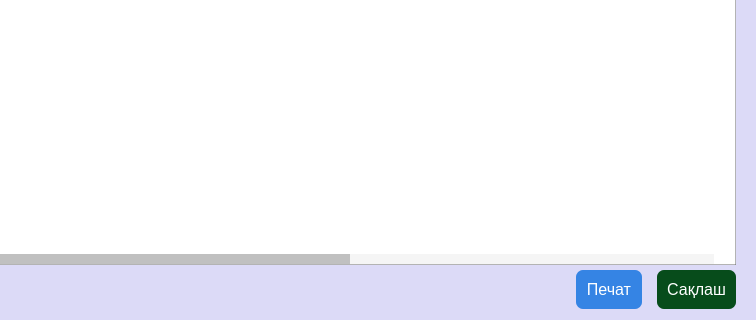
JavokhirMamirov/shopapp, file ui/main_ui.ui: the form before one commit; both pictures show x 610 to 1366 and y 400 to 720 of the 1366 by 720 pixel window.
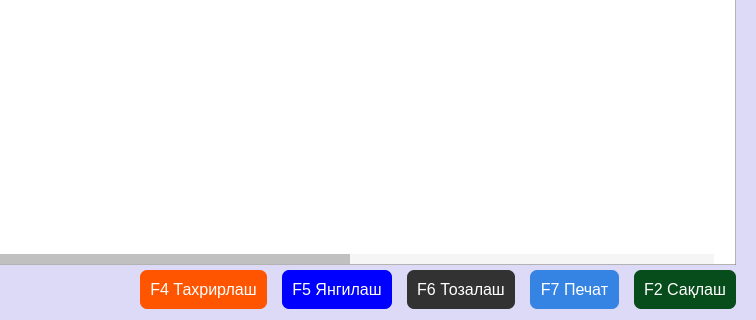
The form after the commit. Icons and pictures are not drawn.

```diff
--- a/ui/main_ui.ui
+++ b/ui/main_ui.ui
@@ -928,7 +928,74 @@
                </spacer>
               </item>
               <item>
-               <widget class="QPushButton" name="pushButton_2">
+               <widget class="QPushButton" name="btn_edit">
+                <property name="font">
+                 <font>
+                  <pointsize>12</pointsize>
+                 </font>
+                </property>
+                <property name="styleSheet">
+                 <string notr="true">QPushButton{
+	color:#fff;
+	background-color: rgb(255, 85, 0);
+}
+
+QPushButton:hover{
+	
+	background-color: rgb(170, 85, 0);
+}</string>
+                </property>
+                <property name="text">
+                 <string>F4 Тахрирлаш</string>
+                </property>
+               </widget>
+              </item>
+              <item>
+               <widget class="QPushButton" name="btn_new">
+                <property name="font">
+                 <font>
+                  <pointsize>12</pointsize>
+                 </font>
+                </property>
+                <property name="styleSheet">
+                 <string notr="true">QPushButton{
+	color:#fff;
+	background-color: rgb(0, 0, 255);
+}
+
+QPushButton:hover{
+	background-color: rgb(0, 0, 127);
+}</string>
+                </property>
+                <property name="text">
+                 <string>F5 Янгилаш</string>
+                </property>
+               </widget>
+              </item>
+              <item>
+               <widget class="QPushButton" name="btn_clear">
+                <property name="font">
+                 <font>
+                  <pointsize>12</pointsize>
+                 </font>
+                </property>
+                <property name="styleSheet">
+                 <string notr="true">QPushButton{
+	color:#fff;
+	background-color: rgb(50, 50, 50);
+}
+
+QPushButton:hover{
+	background-color: rgb(25, 25, 25);
+}</string>
+                </property>
+                <property name="text">
+                 <string>F6 Тозалаш</string>
+                </property>
+               </widget>
+              </item>
+              <item>
+               <widget class="QPushButton" name="btn_print">
                 <property name="font">
                  <font>
                   <pointsize>12</pointsize>
@@ -946,7 +1013,7 @@
 }</string>
                 </property>
                 <property name="text">
-                 <string>Печат</string>
+                 <string>F7 Печат</string>
                 </property>
                </widget>
               </item>
@@ -968,7 +1035,7 @@
 }</string>
                 </property>
                 <property name="text">
-                 <string>Сақлаш</string>
+                 <string>F2 Сақлаш</string>
                 </property>
                </widget>
               </item>
```
Left out of the diff: 50 changed lines with no effect on the pictures.
